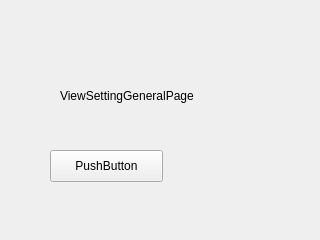
This is src/views/viewsettinggeneralpage.ui in sharkpp/Jugemutter as Qt 5 draws it before an edit. The edited form follows.
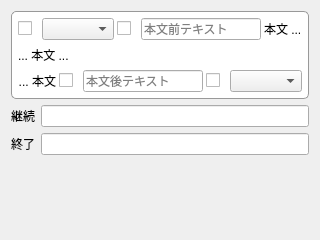
This is the edited form.

Commit message: 一般設定画面の実装中

```diff
--- a/src/views/viewsettinggeneralpage.ui
+++ b/src/views/viewsettinggeneralpage.ui
@@ -19,35 +19,241 @@
   <property name="frameShadow">
    <enum>QFrame::Raised</enum>
   </property>
-  <widget class="QLabel" name="label">
-   <property name="geometry">
-    <rect>
-     <x>60</x>
-     <y>70</y>
-     <width>201</width>
-     <height>51</height>
-    </rect>
-   </property>
-   <property name="text">
-    <string>ViewSettingGeneralPage</string>
-   </property>
-  </widget>
-  <widget class="QPushButton" name="pushButton">
-   <property name="geometry">
-    <rect>
-     <x>50</x>
-     <y>150</y>
-     <width>113</width>
-     <height>32</height>
-    </rect>
-   </property>
-   <property name="text">
-    <string>PushButton</string>
-   </property>
-   <property name="flat">
-    <bool>false</bool>
-   </property>
-  </widget>
+  <layout class="QVBoxLayout" name="verticalLayout">
+   <item>
+    <widget class="QFrame" name="frame">
+     <property name="sizePolicy">
+      <sizepolicy hsizetype="Preferred" vsizetype="Preferred">
+       <horstretch>0</horstretch>
+       <verstretch>0</verstretch>
+      </sizepolicy>
+     </property>
+     <property name="styleSheet">
+      <string notr="true">QFrame {
+  border-radius: 5px;
+  border: 1px solid #999;
+  background: #fff;
+}</string>
+     </property>
+     <property name="frameShadow">
+      <enum>QFrame::Raised</enum>
+     </property>
+     <property name="lineWidth">
+      <number>1</number>
+     </property>
+     <layout class="QVBoxLayout" name="verticalLayout_2">
+      <property name="spacing">
+       <number>6</number>
+      </property>
+      <property name="leftMargin">
+       <number>6</number>
+      </property>
+      <property name="topMargin">
+       <number>6</number>
+      </property>
+      <property name="rightMargin">
+       <number>6</number>
+      </property>
+      <property name="bottomMargin">
+       <number>6</number>
+      </property>
+      <item>
+       <layout class="QHBoxLayout" name="horizontalLayout">
+        <property name="spacing">
+         <number>3</number>
+        </property>
+        <item>
+         <layout class="QHBoxLayout" name="horizontalLayout_3">
+          <property name="spacing">
+           <number>10</number>
+          </property>
+          <item>
+           <widget class="QCheckBox" name="checkBox">
+            <property name="text">
+             <string/>
+            </property>
+           </widget>
+          </item>
+          <item>
+           <widget class="QComboBox" name="comboBox"/>
+          </item>
+         </layout>
+        </item>
+        <item>
+         <layout class="QHBoxLayout" name="horizontalLayout_5">
+          <property name="spacing">
+           <number>10</number>
+          </property>
+          <item>
+           <widget class="QCheckBox" name="checkBox_3">
+            <property name="text">
+             <string/>
+            </property>
+           </widget>
+          </item>
+          <item>
+           <widget class="QLineEdit" name="lineEdit">
+            <property name="placeholderText">
+             <string>本文前テキスト</string>
+            </property>
+           </widget>
+          </item>
+         </layout>
+        </item>
+        <item>
+         <widget class="QLabel" name="postBody1">
+          <property name="sizePolicy">
+           <sizepolicy hsizetype="Minimum" vsizetype="Fixed">
+            <horstretch>0</horstretch>
+            <verstretch>0</verstretch>
+           </sizepolicy>
+          </property>
+          <property name="styleSheet">
+           <string notr="true">QFrame { border: none; }</string>
+          </property>
+          <property name="frameShape">
+           <enum>QFrame::NoFrame</enum>
+          </property>
+          <property name="text">
+           <string>本文 ...</string>
+          </property>
+         </widget>
+        </item>
+       </layout>
+      </item>
+      <item>
+       <widget class="QLabel" name="postBody2">
+        <property name="sizePolicy">
+         <sizepolicy hsizetype="Preferred" vsizetype="Fixed">
+          <horstretch>0</horstretch>
+          <verstretch>0</verstretch>
+         </sizepolicy>
+        </property>
+        <property name="styleSheet">
+         <string notr="true">QFrame { border: none; }</string>
+        </property>
+        <property name="text">
+         <string>... 本文 ...</string>
+        </property>
+        <property name="scaledContents">
+         <bool>false</bool>
+        </property>
+        <property name="alignment">
+         <set>Qt::AlignLeading|Qt::AlignLeft|Qt::AlignTop</set>
+        </property>
+        <property name="wordWrap">
+         <bool>true</bool>
+        </property>
+        <property name="textInteractionFlags">
+         <set>Qt::NoTextInteraction</set>
+        </property>
+       </widget>
+      </item>
+      <item>
+       <layout class="QHBoxLayout" name="horizontalLayout_2">
+        <property name="spacing">
+         <number>3</number>
+        </property>
+        <item>
+         <widget class="QLabel" name="postBody3">
+          <property name="sizePolicy">
+           <sizepolicy hsizetype="Preferred" vsizetype="Fixed">
+            <horstretch>0</horstretch>
+            <verstretch>0</verstretch>
+           </sizepolicy>
+          </property>
+          <property name="styleSheet">
+           <string notr="true">QFrame { border: none; }</string>
+          </property>
+          <property name="text">
+           <string>... 本文</string>
+          </property>
+          <property name="alignment">
+           <set>Qt::AlignRight|Qt::AlignTrailing|Qt::AlignVCenter</set>
+          </property>
+         </widget>
+        </item>
+        <item>
+         <layout class="QHBoxLayout" name="horizontalLayout_6">
+          <property name="spacing">
+           <number>10</number>
+          </property>
+          <item>
+           <widget class="QCheckBox" name="checkBox_4">
+            <property name="text">
+             <string/>
+            </property>
+           </widget>
+          </item>
+          <item>
+           <widget class="QLineEdit" name="lineEdit_4">
+            <property name="placeholderText">
+             <string>本文後テキスト</string>
+            </property>
+           </widget>
+          </item>
+         </layout>
+        </item>
+        <item>
+         <layout class="QHBoxLayout" name="horizontalLayout_4">
+          <property name="spacing">
+           <number>10</number>
+          </property>
+          <item>
+           <widget class="QCheckBox" name="checkBox_2">
+            <property name="text">
+             <string/>
+            </property>
+           </widget>
+          </item>
+          <item>
+           <widget class="QComboBox" name="comboBox_2"/>
+          </item>
+         </layout>
+        </item>
+       </layout>
+      </item>
+     </layout>
+    </widget>
+   </item>
+   <item>
+    <layout class="QFormLayout" name="formLayout">
+     <item row="1" column="0">
+      <widget class="QLabel" name="label_6">
+       <property name="text">
+        <string>終了</string>
+       </property>
+      </widget>
+     </item>
+     <item row="0" column="0">
+      <widget class="QLabel" name="label_2">
+       <property name="text">
+        <string>継続</string>
+       </property>
+      </widget>
+     </item>
+     <item row="0" column="1">
+      <widget class="QLineEdit" name="lineEdit_5"/>
+     </item>
+     <item row="1" column="1">
+      <widget class="QLineEdit" name="lineEdit_6"/>
+     </item>
+    </layout>
+   </item>
+   <item>
+    <spacer name="verticalSpacer">
+     <property name="orientation">
+      <enum>Qt::Vertical</enum>
+     </property>
+     <property name="sizeHint" stdset="0">
+      <size>
+       <width>20</width>
+       <height>40</height>
+      </size>
+     </property>
+    </spacer>
+   </item>
+  </layout>
  </widget>
  <resources/>
  <connections/>
```
The commit also changes 2 other files.
